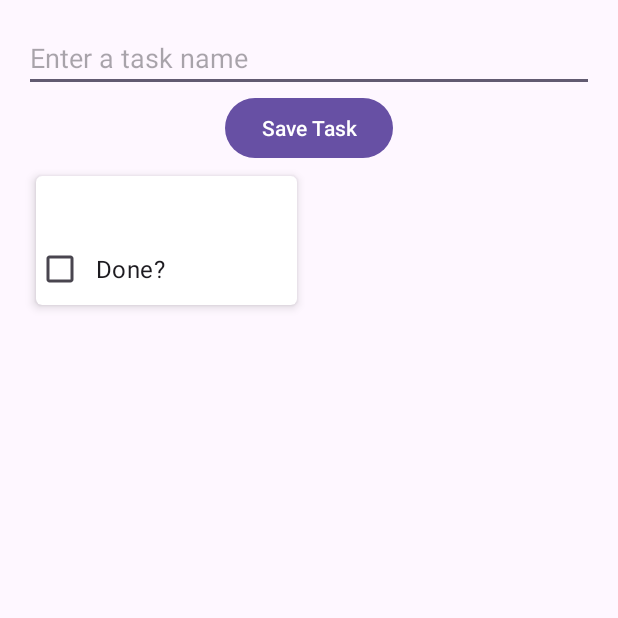
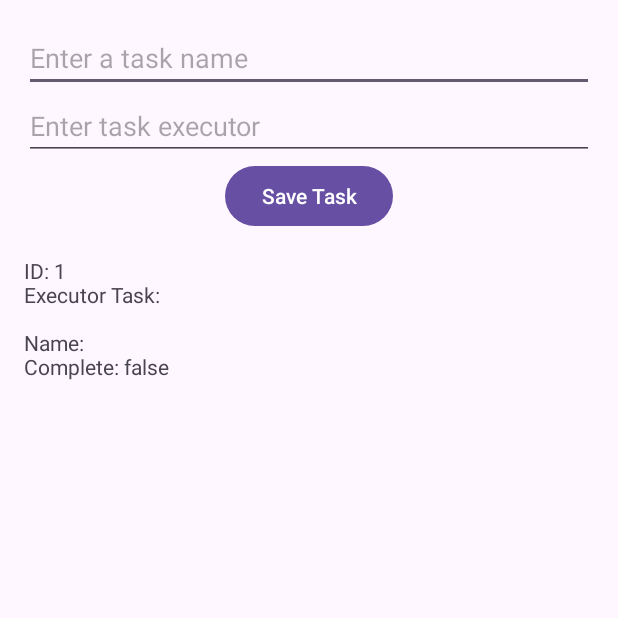
Before and after one commit to sashakras123123-hash/taskmanager, an Android app: the screen it shows after launch (MainActivity), after a tap on "Save Task", on a phone screen of 412 x 824 dp, the top half of it. Run offline under Robolectric (Android 15) with nearby library versions, the phone set to English and light mode, and no system bars; our stand-ins replace Room's generated code, data binding.

Commit message:
Add files via upload

```diff
--- a/app/src/main/java/com/example/tasks/Task.kt
+++ b/app/src/main/java/com/example/tasks/Task.kt
@@ -9,6 +9,9 @@ data class Task(
     @PrimaryKey(autoGenerate = true)
     var taskId: Long = 0L,
 
+    @ColumnInfo(name = "task_executor")
+    var taskExecutor: String = "",
+
     @ColumnInfo(name = "task_name")
     var taskName: String = "",
 
--- a/app/src/main/java/com/example/tasks/TaskDatabase.kt
+++ b/app/src/main/java/com/example/tasks/TaskDatabase.kt
@@ -1,11 +1,11 @@
 package com.example.tasks
 
+import android.content.Context
 import androidx.room.Database
 import androidx.room.Room
 import androidx.room.RoomDatabase
-import android.content.Context
 
-@Database(entities = [Task::class], version = 1, exportSchema = false)
+@Database(entities = [Task::class], version = 2, exportSchema = false)
 abstract class TaskDatabase : RoomDatabase() {
     abstract val taskDao: TaskDao
 
@@ -21,7 +21,9 @@ abstract class TaskDatabase : RoomDatabase() {
                         context.applicationContext,
                         TaskDatabase::class.java,
                         "task_database"
-                    ).build()
+                    )
+                        .fallbackToDestructiveMigration()
+                        .build()
                     INSTANCE = instance
                 }
                 return instance
--- a/app/src/main/java/com/example/tasks/TasksFragment.kt
+++ b/app/src/main/java/com/example/tasks/TasksFragment.kt
@@ -5,10 +5,7 @@ import androidx.fragment.app.Fragment
 import android.view.LayoutInflater
 import android.view.View
 import android.view.ViewGroup
-import android.widget.Toast
-import androidx.lifecycle.Observer
 import androidx.lifecycle.ViewModelProvider
-import androidx.navigation.fragment.findNavController
 import com.example.tasks.databinding.FragmentTasksBinding
 
 class TasksFragment : Fragment() {
@@ -30,27 +27,6 @@ class TasksFragment : Fragment() {
         binding.viewModel = viewModel
         binding.lifecycleOwner = viewLifecycleOwner
 
-        val adapter = TaskItemAdapter {
-            taskId ->
-            viewModel.onTaskClicked(taskId)
-        }
-        binding.tasksList.adapter = adapter
-
-        viewModel.tasks.observe(viewLifecycleOwner, Observer {
-            it?.let {
-                adapter.submitList(it)
-            }
-        })
-
-        viewModel.navigateToTask.observe(viewLifecycleOwner, Observer { taskId ->
-            taskId?.let {
-                val action = TasksFragmentDirections
-                    .actionTasksFragmentToEditTaskFragment(taskId)
-                this.findNavController().navigate(action)
-                viewModel.onTaskNavigated()
-            }
-        })
-
         return view
     }
 
--- a/app/src/main/java/com/example/tasks/TasksViewModel.kt
+++ b/app/src/main/java/com/example/tasks/TasksViewModel.kt
@@ -1,31 +1,42 @@
 package com.example.tasks
 
-import androidx.lifecycle.LiveData
-import androidx.lifecycle.MutableLiveData
 import androidx.lifecycle.ViewModel
+import androidx.lifecycle.map
 import androidx.lifecycle.viewModelScope
 import kotlinx.coroutines.launch
 
 class TasksViewModel(val dao: TaskDao) : ViewModel() {
     var newTaskName = ""
-    val tasks = dao.getAll()
-    private val _navigateToTask = MutableLiveData<Long?>()
-    val navigateToTask: LiveData<Long?>
-        get() = _navigateToTask
+    var taskExecutor = ""
+
+    private val tasks = dao.getAll()
+//    начиная с Lifecycle_version >= 2.6.0,
+//    вместо val tasksString = Transformations.map(tasks) {
+    val tasksString = tasks.map {
+        tasks -> formatTasks(tasks)
+    }
 
     fun addTask() {
         viewModelScope.launch {
             val task = Task()
             task.taskName = newTaskName
+            task.taskExecutor = taskExecutor
             dao.insert(task)
         }
     }
 
-    fun onTaskClicked(taskId: Long) {
-        _navigateToTask.value = taskId
+    fun formatTasks(tasks: List<Task>): String {
+        return tasks.fold("") {
+            str, item -> str + '\n' + formatTask(item)
+        }
     }
 
-    fun onTaskNavigated() {
-        _navigateToTask.value = null
+    fun formatTask(task: Task): String {
+        var str = "ID: ${task.taskId}"
+        str += '\n' + "Executor Task: ${task.taskExecutor}" + '\n'
+        str += '\n' + "Name: ${task.taskName}"
+        str += '\n' + "Complete: ${task.taskDone}" + '\n'
+
+        return str
     }
 }
--- a/app/src/main/res/layout/activity_main.xml
+++ b/app/src/main/res/layout/activity_main.xml
@@ -1,13 +1,12 @@
 <?xml version="1.0" encoding="utf-8"?>
 <androidx.fragment.app.FragmentContainerView
     xmlns:android="http://schemas.android.com/apk/res/android"
-    xmlns:app="http://schemas.android.com/apk/res-auto"
     xmlns:tools="http://schemas.android.com/tools"
-    android:id="@+id/nav_host_fragment"
+    android:id="@+id/fragment_container_view"
     android:layout_width="match_parent"
     android:layout_height="match_parent"
     android:padding="16dp"
-    android:name="androidx.navigation.fragment.NavHostFragment"
-    app:navGraph="@navigation/nav_graph"
-    app:defaultNavHost="true"
-    tools:context=".MainActivity"/>
+    android:name="com.example.tasks.TasksFragment"
+    tools:context=".MainActivity">
+
+</androidx.fragment.app.FragmentContainerView>
--- a/app/src/main/res/layout/fragment_tasks.xml
+++ b/app/src/main/res/layout/fragment_tasks.xml
@@ -1,6 +1,5 @@
 <?xml version="1.0" encoding="utf-8"?>
 <layout xmlns:android="http://schemas.android.com/apk/res/android"
-    xmlns:app="http://schemas.android.com/apk/res-auto"
     xmlns:tools="http://schemas.android.com/tools"
     tools:context=".TasksFragment">
 
@@ -23,6 +22,14 @@
             android:inputType="text"
             android:text="@={viewModel.newTaskName}"/>
 
+        <EditText
+            android:id="@+id/task_executor"
+            android:layout_width="match_parent"
+            android:layout_height="wrap_content"
+            android:hint="Enter task executor"
+            android:inputType="text"
+            android:text="@={viewModel.taskExecutor}"/>
+
         <Button
             android:id="@+id/save_button"
             android:layout_width="wrap_content"
@@ -31,16 +38,12 @@
             android:text="Save Task"
             android:onClick="@{() -> viewModel.addTask()}"/>
 
+        <TextView
+            android:id="@+id/tasks"
+            android:layout_width="match_parent"
+            android:layout_height="wrap_content"
+            android:text="@{viewModel.tasksString}"/>
 
-        <androidx.recyclerview.widget.RecyclerView
-            android:id="@+id/tasks_list"
-            android:layout_width="match_parent"
-            android:layout_height="0dp"
-            android:layout_weight="1"
-            android:gravity="top"
-            app:layoutManager="androidx.recyclerview.widget.GridLayoutManager"
-            app:spanCount="2"
-            />
     </LinearLayout>
 
 </layout>
```
Also changed, not shown: app/build.gradle.kts (+4 -7 lines), build.gradle.kts (+3 -9 lines), gradle/libs.versions.toml (+0 -8 lines).
